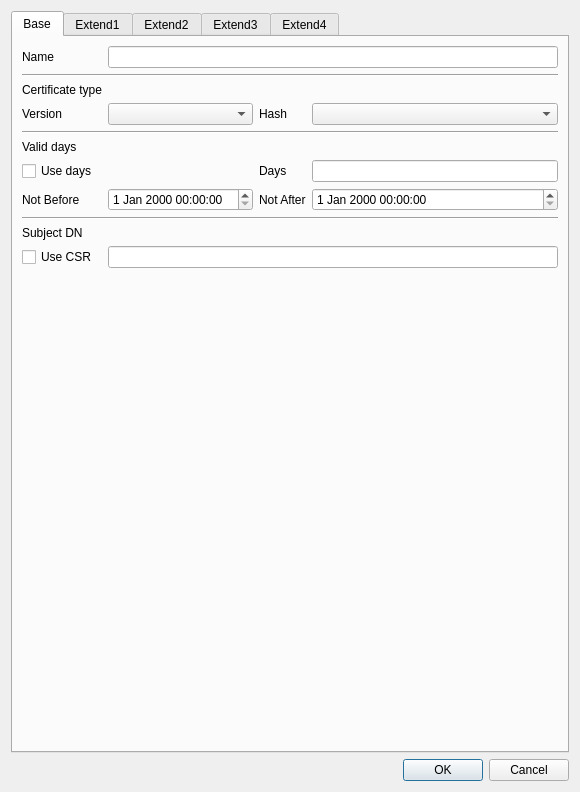
The window that CCMan/make_cert_profile_dlg.ui (jykim74/CCMan) describes before a commit, drawn with Qt 5.
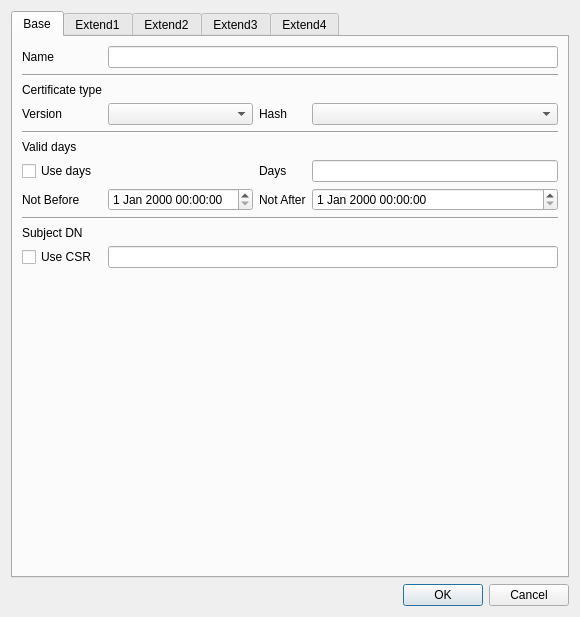
The same window after the commit.

Commit message: UI 개선

The edit to the form file:
```diff
--- a/CCMan/make_cert_profile_dlg.ui
+++ b/CCMan/make_cert_profile_dlg.ui
@@ -7,7 +7,7 @@
     <x>0</x>
     <y>0</y>
     <width>580</width>
-    <height>792</height>
+    <height>617</height>
    </rect>
   </property>
   <property name="windowTitle">
```
The commit also changes 6 other files.
